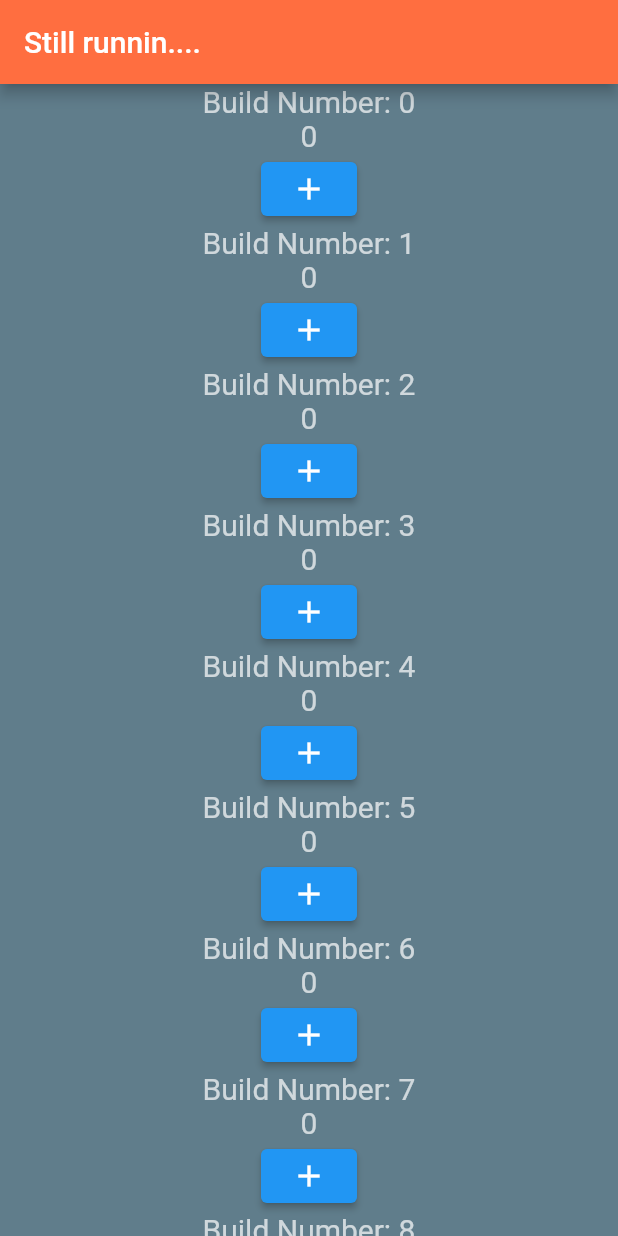
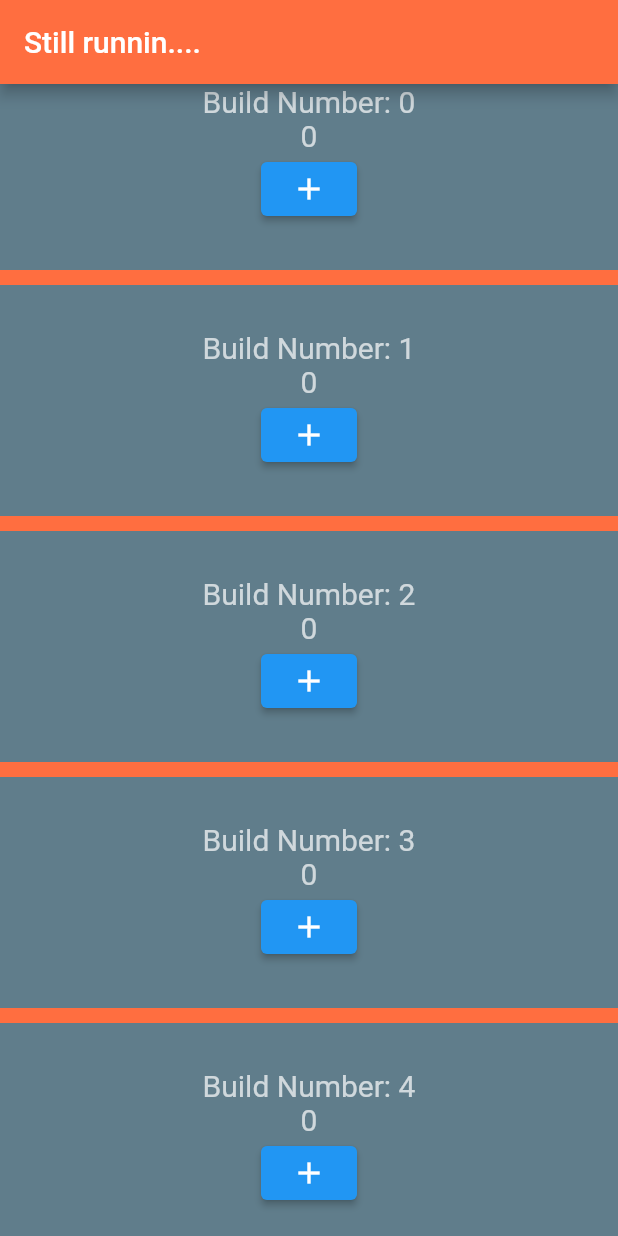
Before and after one commit to nati-m-afw/startup-namer, a Flutter app: the screen it shows after launch, on a phone screen of 412 x 824 dp. Run offline on Flutter 3.47's test engine with Material 2 defaults, Android fonts, the phone set to English and light mode, and no system bars.

Commit message:
ListView Builder with Separator

```diff
--- a/lib/main.dart
+++ b/lib/main.dart
@@ -3,7 +3,7 @@ import 'package:flutter/rendering.dart';
 import 'package:flutter/services.dart';
 
 void main() {
-  debugPaintSizeEnabled = true;
+  // debugPaintSizeEnabled = true;
   WidgetsFlutterBinding.ensureInitialized();
   SystemChrome.setSystemUIOverlayStyle(SystemUiOverlayStyle(
     statusBarColor: Colors.deepOrangeAccent, // transparent status bar
@@ -27,8 +27,9 @@ class MyApp extends StatelessWidget {
           appBar: AppBar(
             title: Text('Still runnin....'),
           ),
-          body: ListView.builder(
+          body: ListView.separated(
             itemCount: 10,
+            separatorBuilder: (context, index) => Divider(height: 70, thickness: 10, color: Colors.deepOrangeAccent,),
             itemBuilder: (context, index) {
               return HomePage(index: index,);
             },
```
